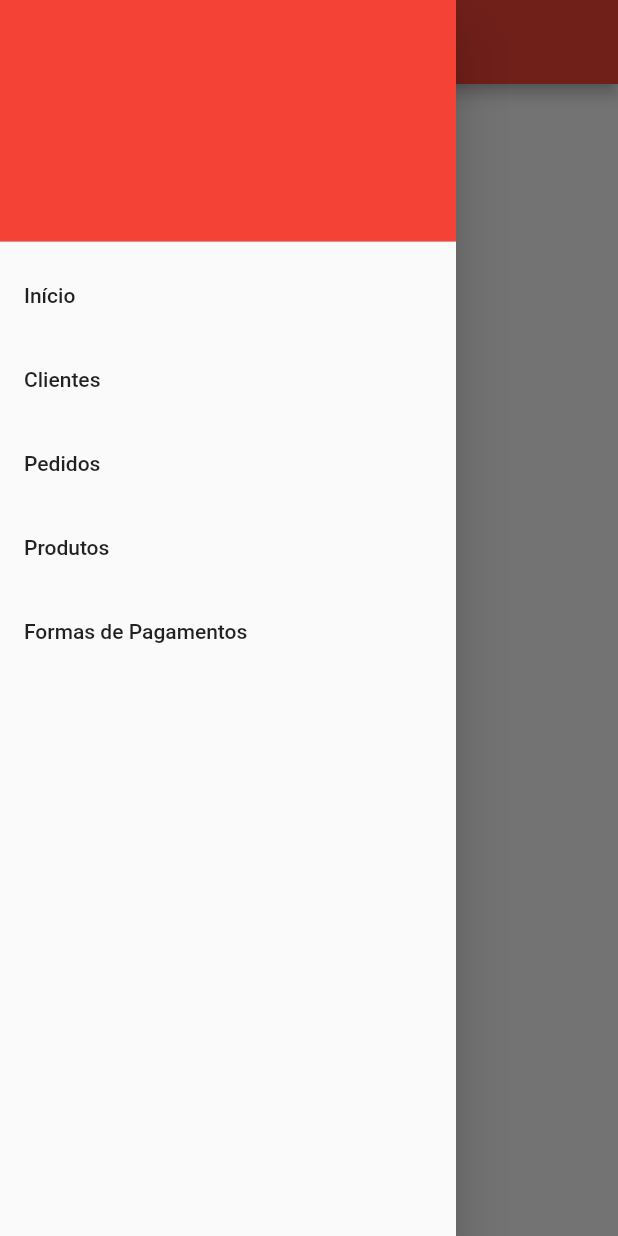
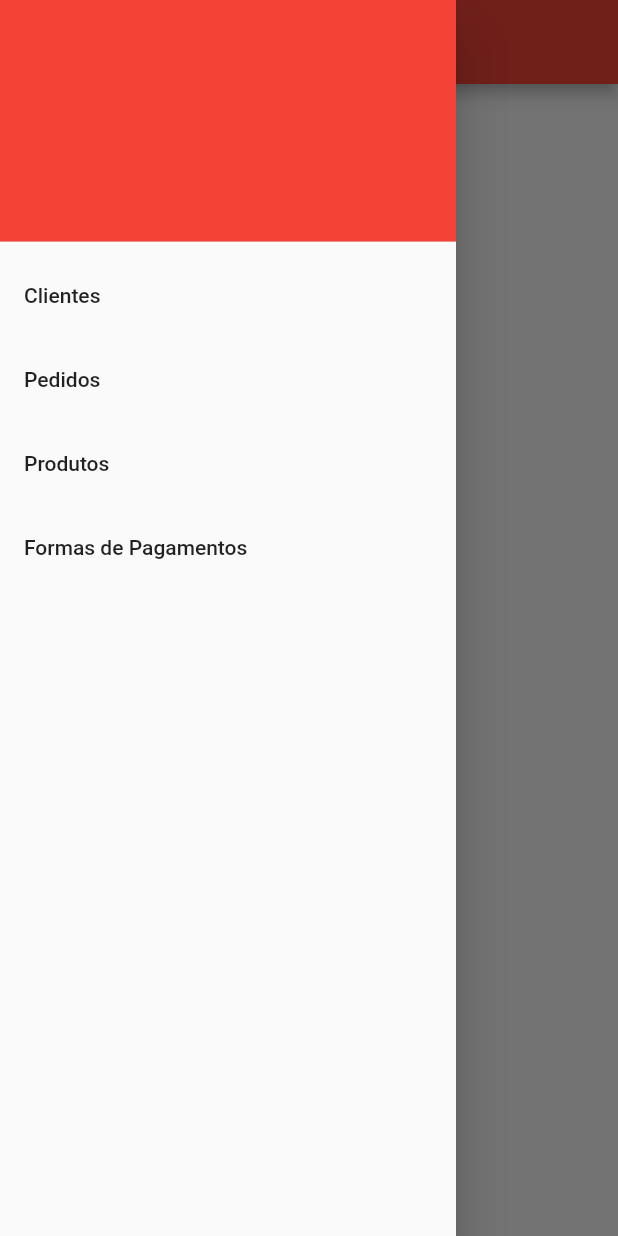
Before and after one commit to JonatasSOliveira/deprecated-chefpartner-flutter, a Flutter app: the screen it shows after launch, with the side drawer open, on a phone screen of 412 x 824 dp. Run offline on Flutter 3.47's test engine with Material 2 defaults, Android fonts, the phone set to English and light mode, and no system bars; our stand-ins replace sqflite; accounts and stored records are empty.

Commit message:
Initializing ORM Implementation

```diff
--- a/lib/src/components/drawer_container.dart
+++ b/lib/src/components/drawer_container.dart
@@ -29,10 +29,6 @@ class DrawerContainer extends StatelessWidget {
             child: null,
           ),
           ListTile(
-              title: const Text('Início'),
-              onTap: () => _navigateTo(context, '/'),
-            ),
-            ListTile(
             title: const Text('Clientes'),
             onTap: () => _navigateTo(context, '/customers'),
           ),
@@ -50,10 +46,7 @@ class DrawerContainer extends StatelessWidget {
           )
         ]),
       ),
-        body: SafeArea(
-            child: Padding(
-          padding: const EdgeInsets.all(16.0),
-          child: child,
-        )));
+      body: child,
+    );
   }
 }
--- a/lib/src/controllers/payment_method_controller.dart
+++ b/lib/src/controllers/payment_method_controller.dart
@@ -5,7 +5,7 @@ class PaymentMethodController {
   static final PaymentMethodDao _paymentMethodDao = PaymentMethodDao();
 
   static void _validadePaymentMethod(PaymentMethod paymentMethod) {
-    if (paymentMethod.name.isEmpty) {
+    if (paymentMethod.name == null || paymentMethod.name == '') {
       throw Exception('Nome da forma de pagamento é obrigatório');
     }
   }
--- a/lib/src/models/payment_method.dart
+++ b/lib/src/models/payment_method.dart
@@ -1,7 +1,7 @@
 import 'package:chefpatner_mobile/src/models/generic_model.dart';
 
 class PaymentMethod extends GenericModel {
-  final String name;
+  final String? name;
 
   PaymentMethod({
     super.id,
@@ -10,4 +10,9 @@ class PaymentMethod extends GenericModel {
     super.updatedAt,
     super.deletedAt,
   });
+
+  PaymentMethod.defineSQL()
+      : name = null,
+        super.defineSQL(
+            'payment_method', [Attribute('name', AttributeType.text)]);
 }
--- a/lib/src/services/sqlite/database_connection.dart
+++ b/lib/src/services/sqlite/database_connection.dart
@@ -1,15 +1,12 @@
+import 'package:chefpatner_mobile/src/models/payment_method.dart';
 import 'package:path/path.dart';
 import 'package:sqflite/sqflite.dart';
-
-import 'package:chefpatner_mobile/src/services/sqlite/scripts.dart';
 
 class DatabaseConnection {
   static Database? _db;
 
-  static void _syncTables(Database db, int version) {
-    for (var createTableScript in createTableScripts) {
-      db.execute(createTableScript);
-    }
+  static void _syncTables(Database db) {
+    db.execute(PaymentMethod.defineSQL().getCreateTableScript());
   }
 
   static Future<void> createDatabase() async {
@@ -20,8 +17,7 @@ class DatabaseConnection {
     String caminho = join(await getDatabasesPath(), 'chefpatner.db');
     _db = await openDatabase(
       caminho,
-      version: 1,
-      onCreate: _syncTables,
+      onOpen: (db) => _syncTables(db),
     );
   }
 
--- a/lib/src/services/sqlite/scripts.dart
+++ /dev/null
@@ -1,11 +0,0 @@
-final createTableScripts = [
-  '''
-    CREATE TABLE IF NOT EXISTS payment_methods (
-      id INTEGER PRIMARY KEY AUTOINCREMENT,
-      name TEXT NOT NULL UNIQUE,
-      created_at TIMESTAMP NOT NULL DEFAULT CURRENT_TIMESTAMP,
-      updated_at TIMESTAMP NOT NULL DEFAULT CURRENT_TIMESTAMP,
-      deleted_at TIMESTAMP
-    )
-  '''
-];
```
Also changed, not shown: lib/src/models/generic_model.dart (+49 -1 lines), 1 other file. Lines whose indentation alone changed are shown as unchanged.
